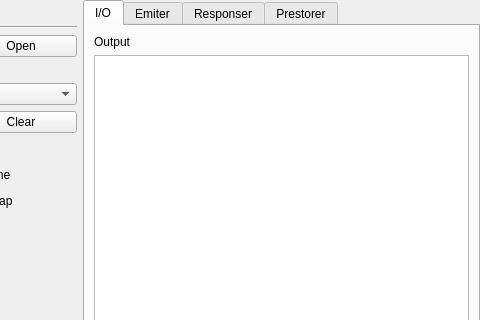
This is src/toolboxui/SAKToolBoxUi.ui in x-tools-author/x-tools as Qt 5 draws it before an edit; both pictures show x 153 to 633 and y 0 to 320 of the 633 by 446 pixel window. The edited form follows.
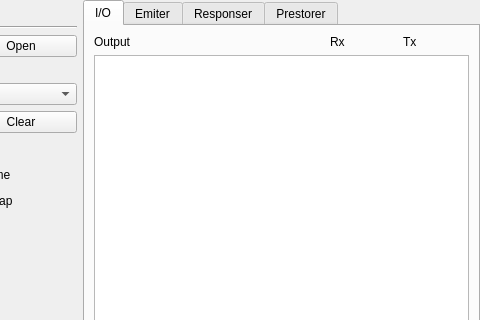
This is the edited form. Custom widgets are drawn as their Qt base class.

```diff
--- a/src/toolboxui/SAKToolBoxUi.ui
+++ b/src/toolboxui/SAKToolBoxUi.ui
@@ -293,6 +293,28 @@
            </property>
           </widget>
          </item>
+         <item>
+          <widget class="QLabel" name="label_2">
+           <property name="styleSheet">
+            <string notr="true">QLabel {
+	color: &quot;blue&quot;
+}</string>
+           </property>
+           <property name="text">
+            <string>Rx</string>
+           </property>
+          </widget>
+         </item>
+         <item>
+          <widget class="SAKStatisticianToolUi" name="widgetRxStatistician" native="true">
+           <property name="minimumSize">
+            <size>
+             <width>20</width>
+             <height>0</height>
+            </size>
+           </property>
+          </widget>
+         </item>
          <item>
           <widget class="SAKVelometerToolUi" name="widgetTxVelometer" native="true">
            <property name="minimumSize">
@@ -303,6 +325,28 @@
            </property>
           </widget>
          </item>
+         <item>
+          <widget class="QLabel" name="label_11">
+           <property name="styleSheet">
+            <string notr="true">QLabel {
+	color: &quot;green&quot;
+}</string>
+           </property>
+           <property name="text">
+            <string>Tx</string>
+           </property>
+          </widget>
+         </item>
+         <item>
+          <widget class="SAKStatisticianToolUi" name="widgetTxStatistician" native="true">
+           <property name="minimumSize">
+            <size>
+             <width>20</width>
+             <height>0</height>
+            </size>
+           </property>
+          </widget>
+         </item>
          <item>
           <widget class="SAKVelometerToolUi" name="widgetRxVelometer" native="true">
            <property name="minimumSize">
@@ -358,6 +402,12 @@
    <header location="global">SAKVelometerToolUi.hh</header>
    <container>1</container>
   </customwidget>
+  <customwidget>
+   <class>SAKStatisticianToolUi</class>
+   <extends>QWidget</extends>
+   <header location="global">SAKStatisticianToolUi.hh</header>
+   <container>1</container>
+  </customwidget>
  </customwidgets>
  <resources/>
  <connections>
```
